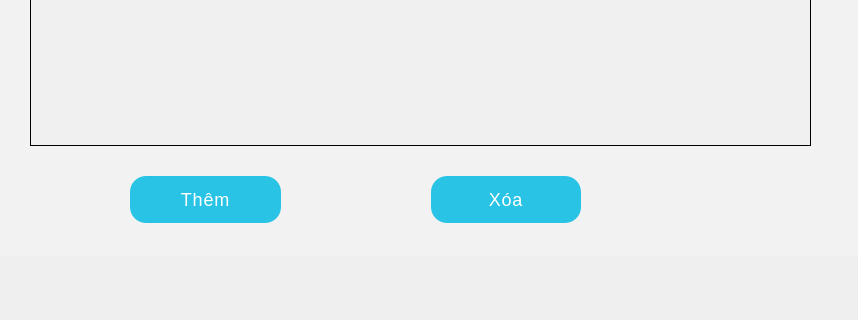
First picture: the form in librarymanage/librarymanagementsystem.ui, repository DTTaze/Qt-Library-Management, before the edit; both pictures show x 439 to 1297 and y 434 to 754 of the 1411 by 754 pixel window.
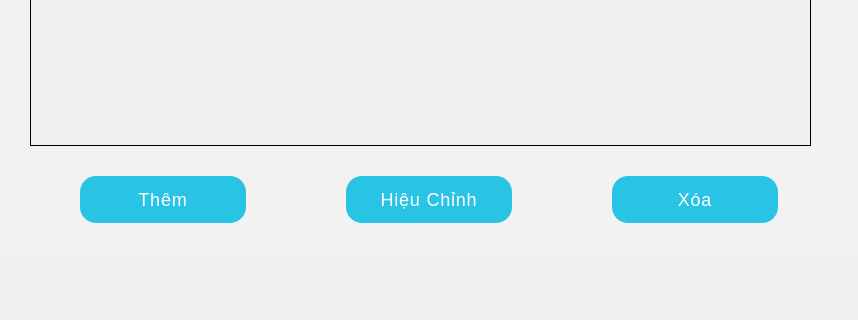
Second picture: the form after the edit. The open tabs and pages were chosen to show the change. Icons and pictures are not drawn.

Diff of the .ui file:
```diff
--- a/librarymanage/librarymanagementsystem.ui
+++ b/librarymanage/librarymanagementsystem.ui
@@ -926,15 +926,15 @@
            <widget class="QWidget" name="layoutWidget">
             <property name="geometry">
              <rect>
-              <x>270</x>
+              <x>220</x>
               <y>590</y>
-              <width>451</width>
+              <width>698</width>
               <height>50</height>
              </rect>
             </property>
             <layout class="QHBoxLayout" name="horizontalLayout_4">
              <property name="spacing">
-              <number>150</number>
+              <number>100</number>
              </property>
              <item>
               <widget class="QPushButton" name="themDocGia_pushButton">
@@ -979,6 +979,49 @@
                </property>
               </widget>
              </item>
+             <item>
+              <widget class="QPushButton" name="hieuChinhDocGia_pushButton">
+               <property name="styleSheet">
+                <string notr="true">QPushButton {
+    background-color: #28C3E5;
+    border: none;
+    border-radius: 16px;
+    padding: 13px 16px;
+    font-family: &quot;Roboto Mono&quot;, sans-serif;
+    font-size: 18px;
+    letter-spacing: 0.8px;
+    color: #FFFFFF;
+    text-align: center;
+    width: 100%;
+}
+
+QPushButton:hover {
+    background-color: #1CB0F6;
+}
+
+QPushButton:pressed {
+    background-color: #1899D6;
+    border-width: 4px 0 0;
+}
+
+QPushButton:disabled {
+    background-color: #D6D6D6;
+    color: #7F7F7F;
+}
+
+QPushButton:focus {
+    outline: none;
+}</string>
+               </property>
+               <property name="text">
+                <string>Hiệu Chỉnh</string>
+               </property>
+               <property name="icon">
+                <iconset>
+                 <normaloff>edit.png</normaloff>edit.png</iconset>
+               </property>
+              </widget>
+             </item>
              <item>
               <widget class="QPushButton" name="xoaDocGia_pushButton">
                <property name="styleSheet">
```
Left out of the diff: 7 changed lines with no effect on the pictures.
